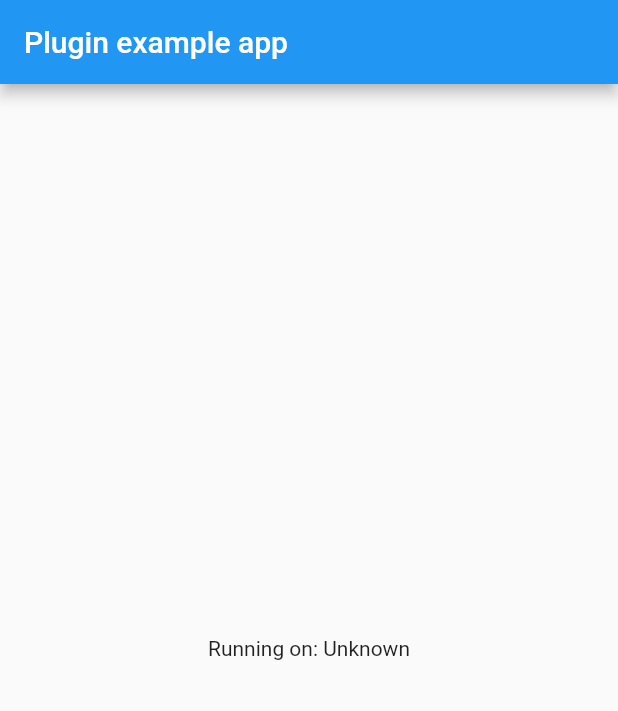
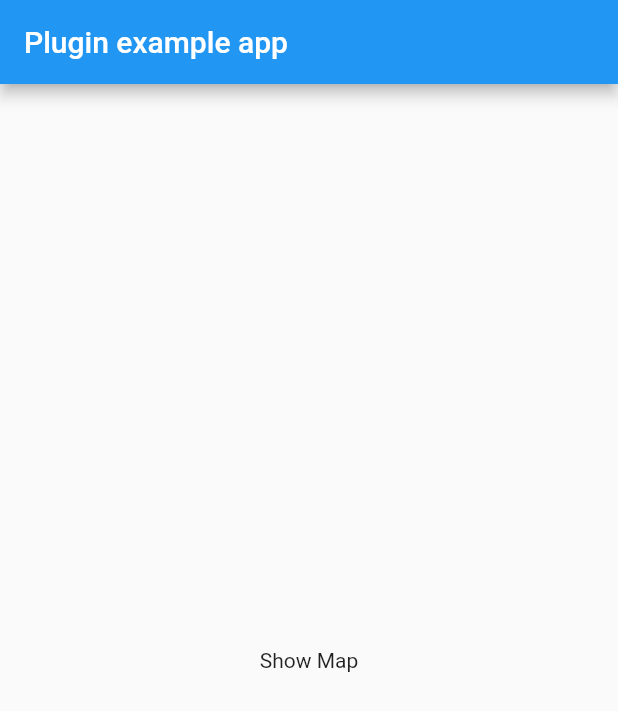
Before and after one commit to best-flutter/flutter_amap, a Flutter app: the screen it shows after launch, on a phone screen of 412 x 824 dp. Shown: the top 711 px of the screen. Run offline on Flutter 3.47's test engine with Material 2 defaults, Android fonts, the phone set to English and light mode, and no system bars.

Commit message:
Basic Map View

```diff
--- a/example/lib/main.dart
+++ b/example/lib/main.dart
@@ -2,7 +2,10 @@ import 'package:flutter/material.dart';
 import 'package:flutter/services.dart';
 import 'package:flutter_amap/flutter_amap.dart';
 
-void main() => runApp(new MyApp());
+void main(){
+  FlutterAmap.setApiKey("0787b16ca4fd97815b1d354571e9f9c1");
+  runApp(new MyApp());
+}
 
 class MyApp extends StatefulWidget {
   @override
@@ -10,33 +13,12 @@ class MyApp extends StatefulWidget {
 }
 
 class _MyAppState extends State<MyApp> {
-  String _platformVersion = 'Unknown';
+
+  FlutterAmap amap = new FlutterAmap();
 
   @override
   initState() {
     super.initState();
-    initPlatformState();
-  }
-
-  // Platform messages are asynchronous, so we initialize in an async method.
-  initPlatformState() async {
-    String platformVersion;
-    // Platform messages may fail, so we use a try/catch PlatformException.
-    try {
-      platformVersion = await FlutterAmap.platformVersion;
-    } on PlatformException {
-      platformVersion = 'Failed to get platform version.';
-    }
-
-    // If the widget was removed from the tree while the asynchronous platform
-    // message was in flight, we want to discard the reply rather than calling
-    // setState to update our non-existent appearance.
-    if (!mounted)
-      return;
-
-    setState(() {
-      _platformVersion = platformVersion;
-    });
   }
 
   @override
@@ -47,9 +29,25 @@ class _MyAppState extends State<MyApp> {
           title: new Text('Plugin example app'),
         ),
         body: new Center(
-          child: new Text('Running on: $_platformVersion\n'),
+          child: new InkWell(child: new Text("Show Map"),onTap: this.show)
         ),
       ),
     );
   }
+
+
+  void show(){
+    amap.show(
+        mapview: new AMapView(
+            centerCoordinate: new LatLng(39.9242, 116.3979),
+            zoomLevel: 13.0,
+            mapType: MapType.night,
+            showsUserLocation: true),
+        title: new TitleOptions(title: "我的地图"));
+    amap.onLocationUpdated.listen((Location location){
+
+      print("Location changed $location") ;
+
+    });
+  }
 }
--- /dev/null
+++ b/lib/amap_view.dart
@@ -0,0 +1,214 @@
+import 'package:flutter_amap/latlng.dart';
+import 'package:flutter_amap/region.dart';
+import 'map_type.dart';
+
+
+class AMapView {
+
+  /**
+   * 设定定位的最小更新距离。默认为kCLDistanceFilterNone=-1，会提示任何移动
+   */
+  final double distanceFilter;
+
+  /**
+   * 是否显示室内地图
+   */
+  final bool showsIndoorMap;
+
+  /**
+   * 是否显示室内地图默认控件, 默认YES
+   */
+  final bool showsIndoorMapControl;
+
+  /**
+   * 是否显示楼块，默认为YES
+   */
+  final bool showsBuildings;
+
+  /**
+   *是否显示底图标注, 默认为YES
+   */
+  final bool showsLabels;
+
+  /**
+   * 是否显示用户位置
+   */
+  final bool showsUserLocation;
+
+  /**
+   * 是否显示指南针, 默认YES
+   */
+  final bool showsCompass;
+
+
+
+  /**
+   * 是否显示比例尺, 默认YES
+   */
+  final bool showsScale;
+
+
+
+
+  /**
+   * 最大缩放级别
+   */
+  final double maxZoomLevel;
+
+  /**
+   * 最小缩放级别
+   */
+  final double minZoomLevel;
+
+  /**
+   * 当前缩放级别，取值范围 [3, 20]
+   */
+  final double zoomLevel;
+
+  /**
+   * 中心坐标
+   */
+  final LatLng centerCoordinate;
+
+  /**
+   * 显示区域
+   */
+  final Region region;
+
+  /**
+   * 限制地图只能显示某个矩形区域
+   */
+  final Region limitRegion;
+
+
+
+  /**
+   * 旋转角度
+   */
+  final double rotationDegree;
+
+  /**
+   * 是否支持缩放, 默认YES
+   */
+  final bool zoomEnabled;
+
+  /**
+   * 是否启用滑动手势，用于平移
+   */
+  final bool scrollEnabled;
+
+  /**
+   * 是否启用旋转手势，用于调整方向
+   */
+  final bool rotateEnabled;
+
+
+
+
+  final MapType mapType;
+
+
+
+
+
+
+
+  /**
+   * 是否显示定位按钮
+   *
+   * @platform android
+   */
+  //final bool showsLocationButton;
+  /**
+   * 是否显示放大缩小按钮
+   *
+   * @platform android
+   */
+  //final bool showsZoomControls;
+
+  /**
+   * 定位时间间隔(ms),默认2000
+   */
+  //final int locationInterval;
+  /**
+   * 倾斜角度，取值范围 [0, 60]
+   */
+  //final int tilt;
+  /**
+   * 是否启用倾斜手势，用于改变视角
+   */
+  //final bool tiltEnabled;
+
+
+  AMapView({
+    //ios
+    this.showsScale : true,
+    this.showsLabels : true,
+    this.showsCompass : true,
+    this.showsBuildings : true,
+    this.showsIndoorMap : false,
+    this.showsIndoorMapControl : true,
+    this.showsUserLocation : false,
+    this.zoomEnabled : true,
+    this.distanceFilter : -1.0,
+    this.centerCoordinate : null,
+    this.limitRegion : null,
+    this.region : null,
+    this.zoomLevel : 10.0,
+    this.maxZoomLevel : 20.0,
+    this.minZoomLevel : 3.0,
+    this.rotateEnabled : false,
+    this.rotationDegree : 0.0,
+    this.scrollEnabled : true,
+    this.mapType : MapType.standard,
+
+    //this.showsLocationButton : false,
+    //this.showsZoomControls : false,
+    //this.locationInterval: 2000,
+    //this.tilt : 0,
+    //this.tiltEnabled : false,
+
+
+  });
+
+  Map toMap() {
+    return {
+      "centerCoordinate":this.centerCoordinate != null ? this.centerCoordinate.toMap() : null,
+      "distanceFilter":this.distanceFilter,
+      "limitRegion":this.limitRegion != null ? this.limitRegion.toMap() : null,
+      "showsUserLocation":this.showsUserLocation,
+
+      "maxZoomLevel":this.maxZoomLevel,
+      "minZoomLevel":this.minZoomLevel,
+      "region":this.region != null ? this.region.toMap() : null,
+      "rotateEnabled":this.rotateEnabled,
+
+      "rotationDegree":this.rotationDegree,
+      "scrollEnabled":this.scrollEnabled,
+      "showsBuildings":this.showsBuildings,
+      "showsCompass":this.showsCompass,
+      "showsIndoorMap":this.showsIndoorMap,
+      "showsIndoorMapControl":this.showsIndoorMapControl,
+      "showsLabels":this.showsLabels,
+
+
+      "mapType":this.mapType.index,
+      "showsScale":this.showsScale,
+      "zoomEnabled":this.zoomEnabled,
+      "zoomLevel":this.zoomLevel,
+
+
+
+      //"locationInterval":this.locationInterval,
+      //"showsLocationButton":this.showsLocationButton,
+      //"showsZoomControls":this.showsZoomControls,
+      //"tilt":this.tilt,
+      //"tiltEnabled":this.tiltEnabled,
+    };
+  }
+
+
+
+
+
+}
--- a/lib/flutter_amap.dart
+++ b/lib/flutter_amap.dart
@@ -1,13 +1,58 @@
 import 'dart:async';
 
+export 'latlng.dart';
+export 'region.dart';
+export 'amap_view.dart';
+export 'title_options.dart';
+export 'map_type.dart';
+export 'location.dart';
+
 import 'package:flutter/services.dart';
+import 'amap_view.dart';
+import 'title_options.dart';
+import 'latlng.dart';
+import 'location.dart';
 
 class FlutterAmap {
-  static const MethodChannel _channel =
-      const MethodChannel('flutter_amap');
+  MethodChannel _channel = const MethodChannel('flutter_amap');
+  static bool _apiKeySet = false;
 
-  static Future<String> get platformVersion async {
-    final String version = await _channel.invokeMethod('getPlatformVersion');
-    return version;
+  StreamController<Location> _locationChangeStreamController = new StreamController.broadcast();
+
+
+  FlutterAmap(){
+    _channel.setMethodCallHandler(_handleMethod);
   }
+
+  static setApiKey(String apiKey){
+    MethodChannel c = const MethodChannel("flutter_amap");
+    c.invokeMethod('setApiKey', apiKey);
+    _apiKeySet = true;
+  }
+
+  void show({AMapView mapview,TitleOptions title}){
+    if (!_apiKeySet) {
+      throw "API Key must be set before calling `show`. Use FlutterAmap.setApiKey";
+    }
+
+    _channel.invokeMethod('show', {"mapView": mapview.toMap(),"title":title.toMap()});
+
+  }
+
+  Stream<Location> get onLocationUpdated =>_locationChangeStreamController.stream;
+
+  Future<dynamic> _handleMethod(MethodCall call) async {
+    String method = call.method;
+    switch(method){
+      case "locationUpdate":
+        {
+          Map args = call.arguments;
+          _locationChangeStreamController.add(Location.fromMap(args));
+          return new Future.value("");
+        }
+
+    }
+    return new Future.value( "");
+  }
+
 }
--- /dev/null
+++ b/lib/latlng.dart
@@ -0,0 +1,19 @@
+class LatLng{
+  final double latitude;
+  final double longitude;
+
+  const LatLng(this.latitude, this.longitude);
+
+  static LatLng fromMap(Map map) {
+    return new LatLng(map["latitude"], map["longitude"]);
+  }
+
+  Map toMap() {
+    return {"latitude": this.latitude, "longitude": this.longitude};
+  }
+
+  @override
+  String toString() {
+    return 'LatLng{latitude: $latitude, longitude: $longitude}';
+  }
+}
--- /dev/null
+++ b/lib/location.dart
@@ -0,0 +1,34 @@
+
+import 'latlng.dart';
+
+class Location extends LatLng{
+
+  final double horizontalAccuracy;
+  final double verticalAccuracy;
+  final double altitude;
+  final double speed;
+  final double timestamp;
+
+
+  Location({double latitude, double longitude,this.horizontalAccuracy,
+  this.verticalAccuracy,this.altitude,this.speed,this.timestamp})
+      : super(latitude, longitude);
+
+  static Location fromMap(dynamic map){
+
+    return new Location(latitude:map["latitude"], longitude:map["longitude"],
+    horizontalAccuracy: map["horizontalAccuracy"],
+    verticalAccuracy: map["verticalAccuracy"],
+    altitude: map["altitude"],
+    speed: map["speed"],
+    timestamp: map["timestamp"]);
+
+  }
+
+
+  @override
+  String toString() {
+    return 'Location{latitude: $latitude, longitude: $longitude, horizontalAccuracy:$horizontalAccuracy, verticalAccuracy:$verticalAccuracy, altitude:$altitude, speed:$speed, timestamp:$timestamp}';
+  }
+
+}
--- /dev/null
+++ b/lib/map_type.dart
@@ -0,0 +1,10 @@
+/**
+ * 地图类型
+ *
+ * - standard: 标准地图
+ * - satellite: 卫星地图
+ * - night: 夜间地图
+ * - nav: 导航地图
+ * - bus: 公交地图
+ */
+enum MapType { standard, satellite, night, nav, bus }
--- /dev/null
+++ b/lib/region.dart
@@ -0,0 +1,26 @@
+
+
+class Region{
+  double latitude;
+  double longitude;
+  double latitudeDelta;
+  double longitudeDelta;
+
+  Region({
+    this.latitude,
+    this.latitudeDelta,
+    this.longitude,
+    this.longitudeDelta
+});
+
+
+  Map toMap(){
+    return {
+      "latitude":this.latitude,
+      "latitudeDelta":this.latitudeDelta,
+      "longitude":this.longitude,
+      "longitudeDelta":this.longitudeDelta
+    };
+  }
+
+}
--- /dev/null
+++ b/lib/title_options.dart
@@ -0,0 +1,23 @@
+
+
+
+class TitleOptions{
+
+  final String title;
+  final bool showNavBar;
+
+
+  TitleOptions({
+    this.title,
+    this.showNavBar : true
+});
+
+  Map toMap() {
+    return {
+      "title":this.title,
+      "showNavBar":this.showNavBar
+    };
+  }
+
+
+}
```
Also changed, not shown: pubspec.yaml (+9 -3 lines), 19 other files.
